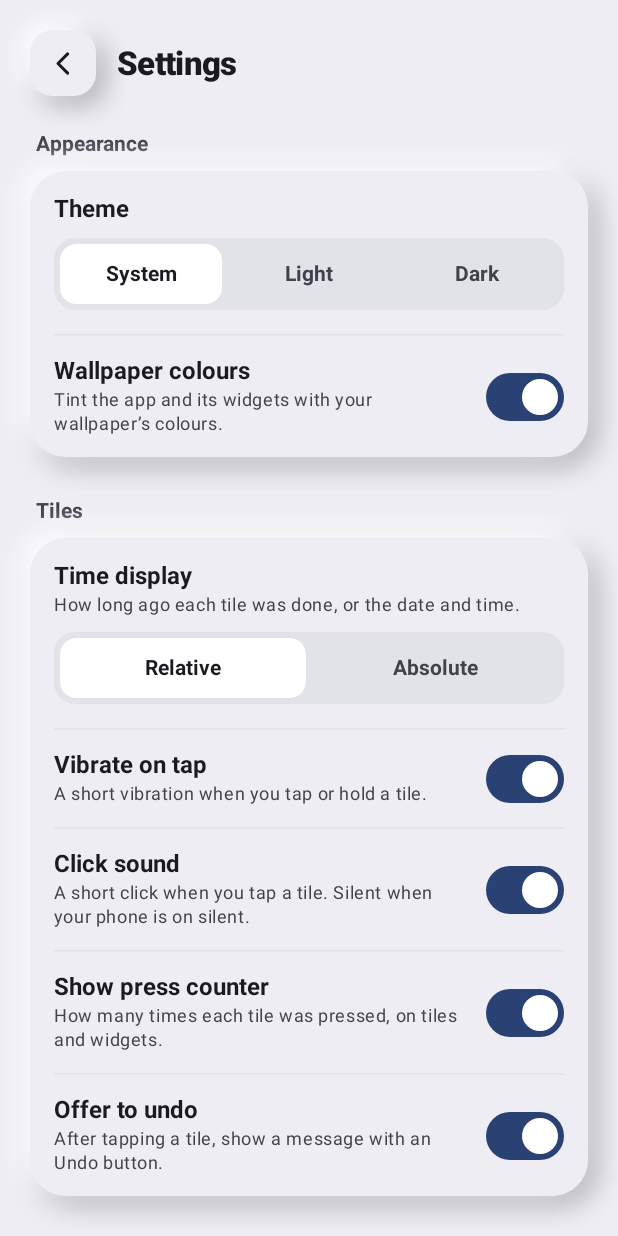
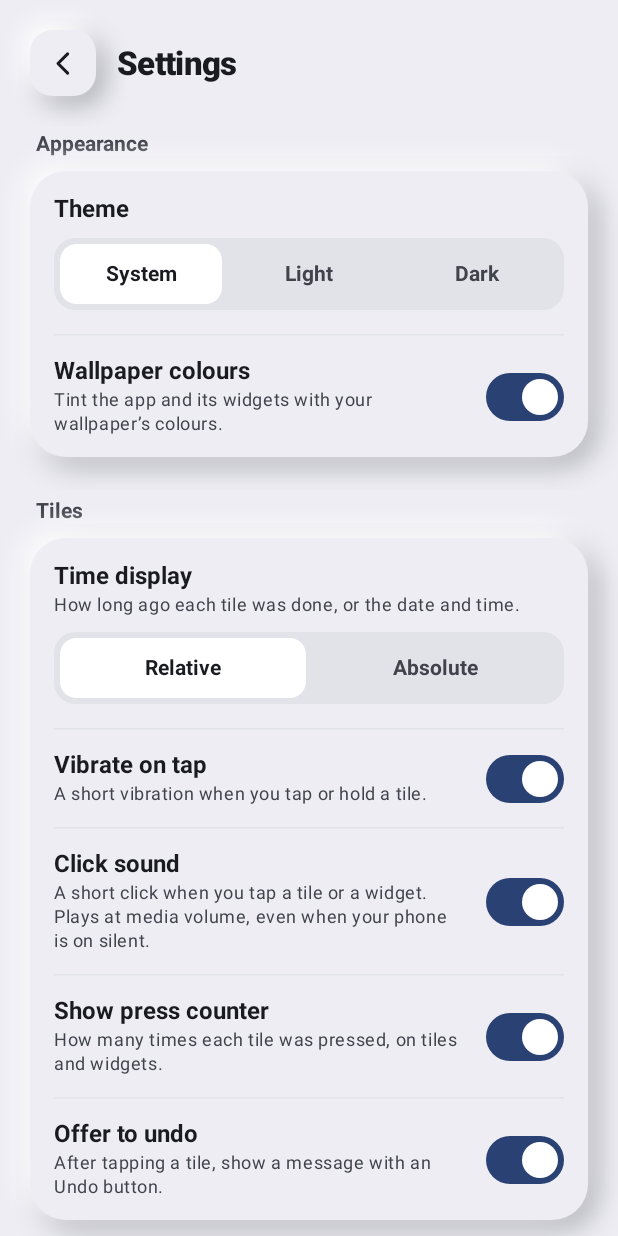
Before and after one commit to cfazilleau/KeepTrackOfLastTime, an Android app built with Jetpack Compose: the screen it shows after launch (MainActivity), after a tap on "Settings", on a phone screen of 412 x 824 dp. Run offline under Robolectric (Android 15) with nearby library versions, the phone set to English and light mode, and no system bars; our stand-ins replace Room's generated code.

Commit message:
Show the press effect on quick taps, play the click on silent, add widget feedback
- Tiles and buttons now sink in fully on a quick tap, then come back up.
  The pressed state was read as a Compose state, so a press and release
  reported in the same frame (a quick tap in a scrolling list) never
  showed. The animation now follows the press interactions directly.
- The click sound plays on the media stream (USAGE_GAME) instead of as a
  system sound, so it is heard when the phone is on silent or vibrate.
  A click requested before the sound has loaded plays once it is.
- Widgets play the click sound when tapped (if enabled), and darken while
  pressed, fading back after release so quick taps are visible too
  (replaces Glance's faint default ripple).
- Updated the click sound hint in all languages.

Co-Authored-By: Claude Opus 5.5 <noreply@anthropic.com>
Claude-Session: https://claude.ai/code/session_01LeYwcJbM7GHzHsLnYrt4wg

```diff
--- a/app/src/main/java/com/keeptrack/timeclicker/ui/components/Neu.kt
+++ b/app/src/main/java/com/keeptrack/timeclicker/ui/components/Neu.kt
@@ -1,11 +1,14 @@
 package com.keeptrack.timeclicker.ui.components
 
-import androidx.compose.animation.core.animateFloatAsState
+import androidx.compose.animation.core.Animatable
+import androidx.compose.animation.core.FastOutSlowInEasing
+import androidx.compose.animation.core.LinearOutSlowInEasing
 import androidx.compose.animation.core.tween
 import androidx.compose.foundation.background
 import androidx.compose.foundation.clickable
+import androidx.compose.foundation.interaction.InteractionSource
 import androidx.compose.foundation.interaction.MutableInteractionSource
-import androidx.compose.foundation.interaction.collectIsPressedAsState
+import androidx.compose.foundation.interaction.PressInteraction
 import androidx.compose.foundation.layout.Arrangement
 import androidx.compose.foundation.layout.Box
 import androidx.compose.foundation.layout.Row
@@ -22,7 +25,7 @@ import androidx.compose.material3.Icon
 import androidx.compose.material3.MaterialTheme
 import androidx.compose.material3.Text
 import androidx.compose.runtime.Composable
-import androidx.compose.runtime.getValue
+import androidx.compose.runtime.LaunchedEffect
 import androidx.compose.runtime.remember
 import androidx.compose.ui.Alignment
 import androidx.compose.ui.Modifier
@@ -43,14 +46,44 @@ import androidx.compose.ui.unit.dp
 import com.keeptrack.timeclicker.ui.theme.TimeClickerTheme
 import com.keeptrack.timeclicker.ui.theme.pressedIn
 import com.keeptrack.timeclicker.ui.theme.raised
+import kotlinx.coroutines.flow.collectLatest
+import kotlin.math.roundToInt
 
-/** Animated 0..1 press amount for the neumorphic "sink in" effect. */
+/**
+ * Animated 0..1 press amount for the neumorphic "sink in" effect.
+ *
+ * A quick tap is pressed and released in the same instant (in a scrolling list the press is only
+ * reported on release), so a released press first finishes sinking in, then comes back up:
+ * every tap shows the whole effect, not only a long hold.
+ */
 @Composable
-fun rememberPressAmount(interaction: MutableInteractionSource): () -> Float {
-    val pressed by interaction.collectIsPressedAsState()
-    val amount by animateFloatAsState(if (pressed) 1f else 0f, tween(120), label = "press")
-    return { amount }
+fun rememberPressAmount(interaction: InteractionSource): () -> Float {
+    val amount = remember { Animatable(0f) }
+    LaunchedEffect(interaction) {
+        val presses = mutableSetOf<PressInteraction.Press>()
+        // Latest: a new press interrupts the release animation, and a release the press one.
+        interaction.interactions.collectLatest { event ->
+            when (event) {
+                is PressInteraction.Press -> presses += event
+                is PressInteraction.Release -> presses -= event.press
+                // Cancelled (e.g. the list scrolled instead): no click, so no need to finish the press.
+                is PressInteraction.Cancel -> {
+                    presses -= event.press
+                    if (presses.isEmpty()) amount.animateTo(0f, tween(PressOutMillis, easing = FastOutSlowInEasing))
+                    return@collectLatest
+                }
+                else -> return@collectLatest
+            }
+            val remaining = (PressInMillis * (1f - amount.value)).roundToInt()
+            amount.animateTo(1f, tween(remaining, easing = LinearOutSlowInEasing))
+            if (presses.isEmpty()) amount.animateTo(0f, tween(PressOutMillis, easing = FastOutSlowInEasing))
+        }
+    }
+    return { amount.value }
 }
+
+private const val PressInMillis = 90
+private const val PressOutMillis = 220
 
 /** A button raised off the ground that sinks in while pressed. */
 @Composable
--- a/app/src/main/java/com/keeptrack/timeclicker/ui/components/TapSound.kt
+++ b/app/src/main/java/com/keeptrack/timeclicker/ui/components/TapSound.kt
@@ -6,32 +6,43 @@ import android.media.SoundPool
 import com.keeptrack.timeclicker.R
 
 /**
- * The short click played when a tile is marked as done. One small pool for the whole app.
+ * The short click played when a tile is marked as done, in the app or from a widget. One small pool
+ * for the whole app.
  *
- * It plays as a system sound (sonification), so it is silent when the phone is on silent or vibrate.
- * Loading is asynchronous: call [preload] early so the first tap is heard.
+ * It plays on the media stream (like a game's sounds), so it is heard when the phone is on silent or
+ * vibrate, at the media volume. Loading is asynchronous: call [preload] early. A click requested before
+ * the sound is loaded (a widget tap that just started the app) plays as soon as it is.
  */
 object TapSound {
     private var pool: SoundPool? = null
     private var soundId = 0
-    @Volatile private var loaded = false
+    private var loaded = false
+    private var playWhenLoaded = false
 
     @Synchronized
     fun preload(context: Context) {
         if (pool != null) return
         val attributes = AudioAttributes.Builder()
-            .setUsage(AudioAttributes.USAGE_ASSISTANCE_SONIFICATION)
+            .setUsage(AudioAttributes.USAGE_GAME)
             .setContentType(AudioAttributes.CONTENT_TYPE_SONIFICATION)
             .build()
         pool = SoundPool.Builder().setMaxStreams(2).setAudioAttributes(attributes).build().apply {
-            setOnLoadCompleteListener { _, _, status -> loaded = status == 0 }
+            setOnLoadCompleteListener { pool, _, status -> onLoaded(pool, status == 0) }
             soundId = load(context.applicationContext, R.raw.tile_click, 1)
         }
     }
 
+    @Synchronized
     fun play(context: Context) {
         preload(context)
-        if (loaded) pool?.play(soundId, VOLUME, VOLUME, 1, 0, 1f)
+        if (loaded) pool?.play(soundId, VOLUME, VOLUME, 1, 0, 1f) else playWhenLoaded = true
+    }
+
+    @Synchronized
+    private fun onLoaded(pool: SoundPool, success: Boolean) {
+        loaded = success
+        if (success && playWhenLoaded) pool.play(soundId, VOLUME, VOLUME, 1, 0, 1f)
+        playWhenLoaded = false
     }
 
     private const val VOLUME = 0.7f
--- a/app/src/main/java/com/keeptrack/timeclicker/widget/Receivers.kt
+++ b/app/src/main/java/com/keeptrack/timeclicker/widget/Receivers.kt
@@ -9,15 +9,17 @@ import androidx.glance.action.ActionParameters
 import androidx.glance.appwidget.GlanceAppWidget
 import androidx.glance.appwidget.GlanceAppWidgetReceiver
 import androidx.glance.appwidget.action.ActionCallback
+import com.keeptrack.timeclicker.ui.components.TapSound
 
 class TileWidgetReceiver : GlanceAppWidgetReceiver() {
     override val glanceAppWidget: GlanceAppWidget = TileWidget()
 }
 
-/** Tapping a widget marks its tile as done now, like tapping the tile in the app. */
+/** Tapping a widget marks its tile as done now, like tapping the tile in the app (click sound included). */
 class MarkDoneAction : ActionCallback {
     override suspend fun onAction(context: Context, glanceId: GlanceId, parameters: ActionParameters) {
         val trackerId = parameters[TileWidgets.TrackerIdParam] ?: return
+        if (context.appSettings.clickSound) TapSound.play(context)
         context.trackerRepository.markDone(trackerId)
         TileWidgets.refresh(context)
     }
--- a/app/src/main/java/com/keeptrack/timeclicker/widget/TileWidget.kt
+++ b/app/src/main/java/com/keeptrack/timeclicker/widget/TileWidget.kt
@@ -196,7 +196,10 @@ private fun TileContent(tracker: Tracker, photo: Bitmap?) {
             .fillMaxSize()
             .widgetShape()
             .background(colors.background)
-            .clickable(actionRunCallback<MarkDoneAction>(actionParametersOf(TileWidgets.TrackerIdParam to tracker.id))),
+            .clickable(
+                actionRunCallback<MarkDoneAction>(actionParametersOf(TileWidgets.TrackerIdParam to tracker.id)),
+                rippleOverride = R.drawable.widget_tile_pressed,
+            ),
     ) {
         if (photo != null) {
             Image(ImageProvider(photo), null, GlanceModifier.fillMaxSize(), contentScale = ContentScale.Crop)
--- a/app/src/main/res/values/strings.xml
+++ b/app/src/main/res/values/strings.xml
@@ -159,7 +159,7 @@
     <string name="settings_haptics">Vibrate on tap</string>
     <string name="settings_haptics_hint">A short vibration when you tap or hold a tile.</string>
     <string name="settings_click_sound">Click sound</string>
-    <string name="settings_click_sound_hint">A short click when you tap a tile. Silent when your phone is on silent.</string>
+    <string name="settings_click_sound_hint">A short click when you tap a tile or a widget. Plays at media volume, even when your phone is on silent.</string>
     <string name="settings_counter">Show press counter</string>
     <string name="settings_counter_hint">How many times each tile was pressed, on tiles and widgets.</string>
     <string name="settings_undo">Offer to undo</string>
```
Also changed, not shown: app/src/main/res/drawable/widget_tile_pressed.xml (added, +15 -0 lines), 15 other files.
